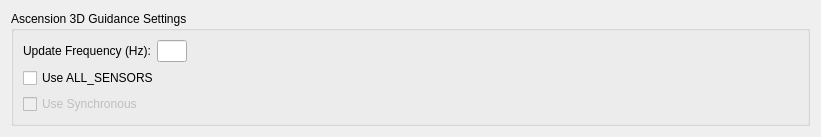
Before: the Qt Designer form GUI/Qt/Ascension3DGTrackerSettingsWidget.ui in mfoste/NDIAPI, drawn with Qt 5.
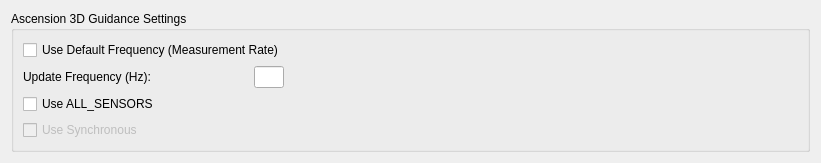
After: the same form once the commit is applied.

Commit message:
Made the Measurement Rate an optional paramter for Ascension.
This makes it easier to adopt the default parameters for the tracking
system.

```diff
--- a/GUI/Qt/Ascension3DGTrackerSettingsWidget.ui
+++ b/GUI/Qt/Ascension3DGTrackerSettingsWidget.ui
@@ -26,6 +26,13 @@
          <layout class="QHBoxLayout" name="horizontalLayout_11">
           <item>
            <layout class="QVBoxLayout" name="verticalLayout_8">
+            <item>
+             <widget class="QCheckBox" name="useDefaultFrequencyCheckBox">
+              <property name="text">
+               <string>Use Default Frequency (Measurement Rate)</string>
+              </property>
+             </widget>
+            </item>
             <item>
              <layout class="QHBoxLayout" name="horizontalLayout_3">
               <item>
```
The commit also changes 7 other files.
